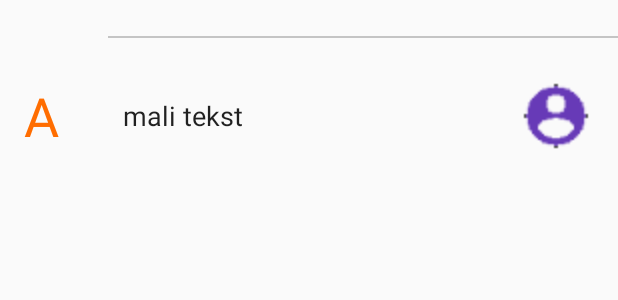
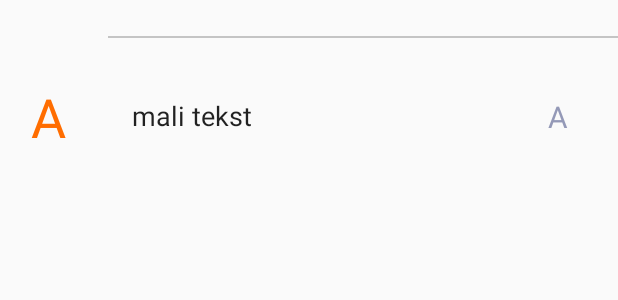
Before and after one commit to milenaasic/ContactTest, an Android app: the layout fragment_contact_item.xml on its own in the app's theme, with its tools: preview values and no code run, on a phone screen of 412 x 824 dp. Shown: the top 300 px of the screen. Run offline under Robolectric (Android 15) with nearby library versions, the phone set to English and light mode, and no system bars.

Commit message:
04-12-17 dodat preference

```diff
--- a/app/build.gradle
+++ b/app/build.gradle
@@ -34,6 +34,7 @@ dependencies {
 
 
     compile 'com.android.support:appcompat-v7:26.1.0'
+    compile 'com.android.support:preference-v7:26.1.0'
     compile 'com.android.support.constraint:constraint-layout:1.0.2'
     compile 'com.android.support:design:26.1.0'
     compile 'com.android.support:support-v4:26.1.0'
--- a/app/src/main/java/com/example/milenaasic/contacttest/ContactsFragment.java
+++ b/app/src/main/java/com/example/milenaasic/contacttest/ContactsFragment.java
@@ -46,7 +46,8 @@ public class ContactsFragment extends Fragment implements LoaderManager.LoaderCa
     private static final String[] PROJECTION={  ContactsContract.Contacts._ID ,
                                                 ContactsContract.Contacts.LOOKUP_KEY,
                                                 ContactsContract.Contacts.DISPLAY_NAME_PRIMARY,
-                                                ContactsContract.Contacts.PHOTO_THUMBNAIL_URI};
+                                                ContactsContract.Contacts.PHOTO_THUMBNAIL_URI,
+                                                ContactsContract.Contacts.PHOTO_URI};
     private static final String SELECTION=ContactsContract.Contacts.DISPLAY_NAME_PRIMARY+ "LIKE ?";
 
     private String[] mSelectionArgs;
@@ -57,6 +58,7 @@ public class ContactsFragment extends Fragment implements LoaderManager.LoaderCa
     private static final int CURSOR_COLUMN_LOOKUP=1;
     private static final int CURSOR_DISPLAY_NAME_PRIMARY=2;
     private static final int CURSOR_PHOTO_THUMBNAIL_URI=3;
+    private static final int CURSOR_PHOTO_URI=4;
 
 
 
@@ -121,6 +123,8 @@ public class ContactsFragment extends Fragment implements LoaderManager.LoaderCa
     public void onDetach() {
         super.onDetach();
         mListener = null;
+        mAdapter.setFilterCursorAndFilterString(null,null);
+
     }
 
     @Override
--- a/app/src/main/res/drawable/roundcornersrect_shape_picture.xml
+++ b/app/src/main/res/drawable/roundcornersrect_shape_picture.xml
@@ -2,13 +2,13 @@
 <shape xmlns:android="http://schemas.android.com/apk/res/android"
     android:shape="rectangle">
 
-    <corners android:radius="20dp"/>
+    <corners android:radius="50dp"/>
     <padding
         android:bottom="1dp"
         android:left="1dp"
         android:right="1dp"
         android:top="1dp"/>
-    <solid android:color="@color/colorPrimaryDark"/>
+    <solid android:color="@color/colorPrimary"/>
 
 
 </shape>
--- a/app/src/main/res/layout/activity_single_contact.xml
+++ b/app/src/main/res/layout/activity_single_contact.xml
@@ -20,6 +20,7 @@
         android:layout_marginTop="16dp"
         android:background="@android:color/transparent"
         android:minHeight="?attr/actionBarSize"
-        android:theme="?attr/actionBarTheme" />
+        android:theme="?attr/actionBarTheme"
+         />
 
 </android.support.design.widget.CoordinatorLayout>
--- a/app/src/main/res/layout/fragment_contact_item.xml
+++ b/app/src/main/res/layout/fragment_contact_item.xml
@@ -28,63 +28,81 @@
 
     </FrameLayout>
 
-    <LinearLayout
+    <android.support.constraint.ConstraintLayout
         android:id="@+id/touchLinearLayout"
         android:layout_width="match_parent"
-        android:layout_height="?attr/actionBarSize"
-        android:orientation="horizontal"
-        android:paddingBottom="2dp"
-        android:paddingTop="2dp">
+        android:layout_height="?attr/actionBarSize">
 
         <TextView
             android:id="@+id/firstLetterView"
             style="@style/Base.TextAppearance.AppCompat.Large"
-            android:layout_width="0dp"
+            android:layout_width="32dp"
 
-            android:layout_height="match_parent"
+            android:layout_height="wrap_content"
 
-            android:layout_weight="1"
-            android:gravity="center_vertical"
-            android:paddingLeft="16dp"
-            android:paddingStart="16dp"
+            android:layout_marginBottom="8dp"
+            android:layout_marginStart="16dp"
+            android:layout_marginLeft="16dp"
+
+            android:layout_marginTop="8dp"
+            android:gravity="center_vertical|center_horizontal"
             android:text="A"
-            android:textAllCaps="true"
+            android:textAppearance="@style/TextAppearance.AppCompat.Large"
             android:textColor="@color/colorAccent"
             android:textSize="36sp"
-            android:typeface="serif" />
+            app:layout_constraintBottom_toBottomOf="parent"
+            app:layout_constraintStart_toStartOf="parent"
+            app:layout_constraintTop_toTopOf="parent" />
 
         <TextView
             android:id="@+id/itemTextView"
             android:layout_width="0dp"
-            android:layout_height="match_parent"
-            android:layout_weight="3"
+            android:layout_height="0dp"
+            android:layout_marginBottom="8dp"
+            android:layout_marginEnd="8dp"
+            android:layout_marginStart="32dp"
+            android:layout_marginTop="8dp"
             android:background="?android:attr/selectableItemBackground"
             android:gravity="center_vertical"
+            android:paddingLeft="8dp"
+            android:paddingStart="8dp"
             android:text="mali tekst"
             android:textAppearance="?attr/textAppearanceListItem"
             android:textSize="18sp"
             android:typeface="sans"
+            app:layout_constraintBottom_toBottomOf="parent"
+            app:layout_constraintEnd_toStartOf="@+id/itemImageView"
+            app:layout_constraintStart_toEndOf="@+id/firstLetterView"
+            app:layout_constraintTop_toTopOf="parent"
             tools:typeface="sans" />
 
         <ImageView
             android:id="@+id/itemImageView"
-            android:layout_width="0dp"
-            android:layout_height="match_parent"
+            android:layout_width="48dp"
+            android:layout_height="48dp"
 
-            android:layout_gravity="center_vertical|center_horizontal"
-            android:layout_weight="1"
+            android:layout_marginEnd="16dp"
             android:adjustViewBounds="false"
             android:cropToPadding="false"
-            android:paddingBottom="2dp"
-            android:paddingEnd="2dp"
-            android:paddingLeft="2dp"
-            android:paddingRight="2dp"
-            android:paddingStart="2dp"
-            android:paddingTop="2dp"
-            app:srcCompat="@drawable/ic_account_circle_white_purple_24dp"
+            app:layout_constraintBottom_toBottomOf="parent"
+            app:layout_constraintEnd_toEndOf="parent"
+            app:layout_constraintTop_toTopOf="parent"
             tools:cropToPadding="false" />
 
-    </LinearLayout>
+        <TextView
+            android:id="@+id/letterInCircle"
+            android:layout_width="wrap_content"
+            android:layout_height="wrap_content"
+            android:padding="4dp"
+            android:text="A"
+            android:textColor="@color/colorPrimaryDark"
+            android:textSize="20sp"
+            app:layout_constraintBottom_toBottomOf="@+id/itemImageView"
+            app:layout_constraintEnd_toEndOf="@+id/itemImageView"
+            app:layout_constraintStart_toStartOf="@+id/itemImageView"
+            app:layout_constraintTop_toTopOf="@+id/itemImageView" />
+
+    </android.support.constraint.ConstraintLayout>
 
 
 </LinearLayout>
--- a/app/src/main/res/values/styles.xml
+++ b/app/src/main/res/values/styles.xml
@@ -16,16 +16,16 @@
         <item name="colorPrimary">@color/colorPrimary</item>
         <item name="colorPrimaryDark">@color/colorPrimaryDark</item>
         <item name="colorAccent">@color/colorAccent</item>
-    </style>
 
-    <style name="DetailContactTheme" parent="Theme.AppCompat.Light.NoActionBar">
-        <!-- Customize your theme here. -->
-        <item name="colorPrimary">@color/colorPrimary</item>
-        <item name="colorPrimaryDark">@color/colorPrimaryDark</item>
-        <item name="colorAccent">@color/colorAccent</item>
-
+        <item name="preferenceTheme">@style/PreferenceThemeOverlay</item>
 
     </style>
 
 
+
+
+
+
+
+
 </resources>
```
Also changed, not shown: app/src/main/AndroidManifest.xml (+11 -8 lines), app/src/main/java/com/example/milenaasic/contacttest/DetailFragment.java (+39 -4 lines), app/src/main/java/com/example/milenaasic/contacttest/MainActivity.java (+28 -1 lines), app/src/main/java/com/example/milenaasic/contacttest/MyContactRecyclerViewAdapter.java (+48 -7 lines), app/src/main/java/com/example/milenaasic/contacttest/SettingsActivity.java (added, +40 -0 lines), app/src/main/java/com/example/milenaasic/contacttest/SettingsFragment.java (added, +79 -0 lines), app/src/main/java/com/example/milenaasic/contacttest/SingleContactActivity.java (+10 -3 lines), app/src/main/res/layout/activity_settings.xml (added, +27 -0 lines), app/src/main/res/menu/main_activity_app_bar.xml (added, +11 -0 lines), app/src/main/res/values/arrays.xml (added, +14 -0 lines), app/src/main/res/values/strings.xml (+12 -0 lines), app/src/main/res/xml/preference_veritel_phones.xml (added, +13 -0 lines), build.gradle (+9 -0 lines).
